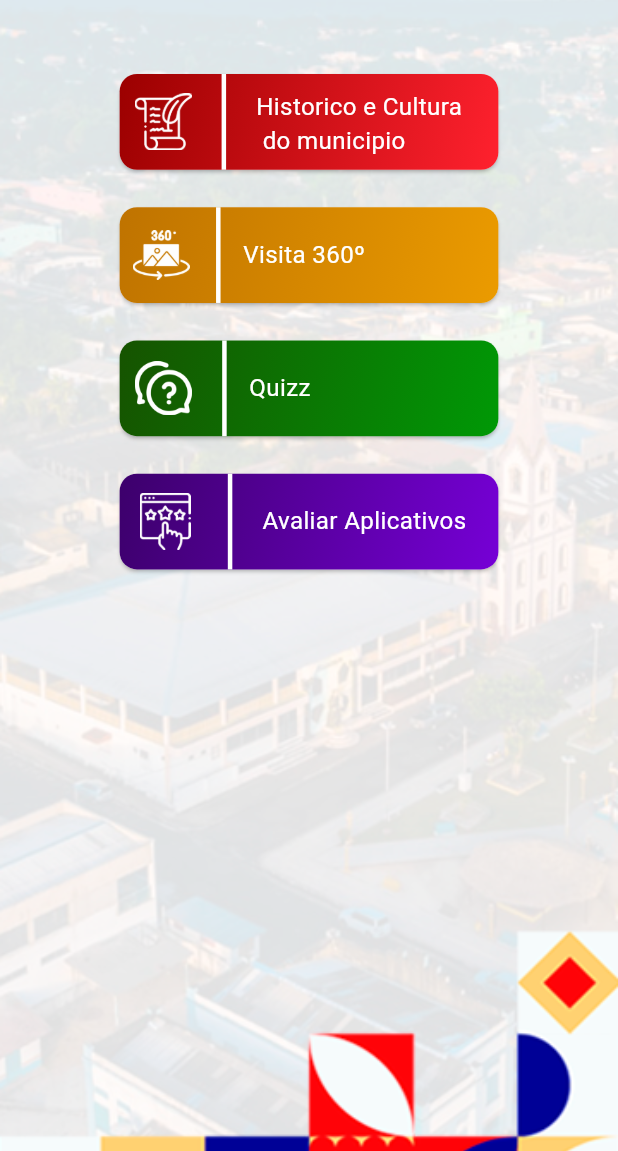
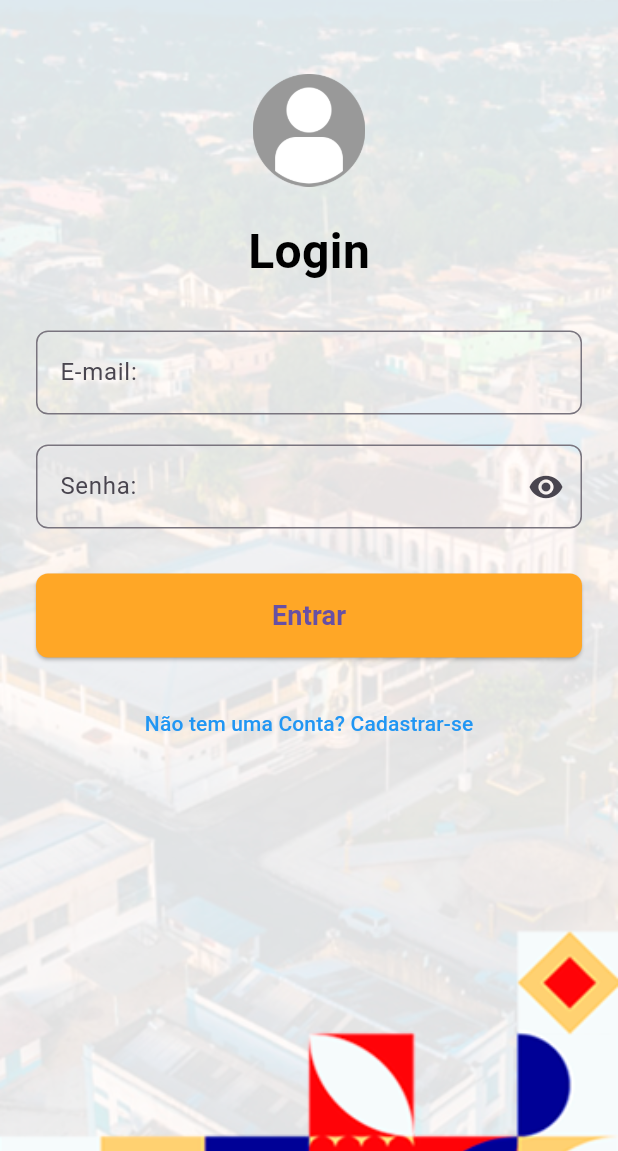
Before and after one commit to wagneroficial/museu-virtual, a Flutter app: the screen it shows after launch, on a phone screen of 412 x 824 dp, the part 85-1236 px from its top. Run offline on Flutter 3.47's test engine with Material 3 defaults, Android fonts, the light colour scheme and no system bars; Roboto replaces fonts that are missing (Montserrat).

Commit message:
feat: Tela de abertura, de login e cadastro

```diff
--- /dev/null
+++ b/lib/login.dart
@@ -0,0 +1,126 @@
+import 'package:flutter/material.dart';
+import 'package:museu/Cadastro.dart';
+import 'package:museu/home.dart';
+
+
+class LoginScreen extends StatelessWidget {
+  @override
+  Widget build(BuildContext context) {
+    return Scaffold(
+      appBar: AppBar(
+        title: Row(
+          mainAxisAlignment: MainAxisAlignment.spaceBetween,
+          children: [
+            Padding(
+              padding: const EdgeInsets.only(top: 5, left: 20, bottom: 5),
+              child: Image.asset(
+                "imagens/logo.png",
+                width: 115,
+                height: 40.16,
+              ),
+            ),
+            Image.asset("imagens/menu.png")
+          ],
+        ),
+        backgroundColor: const Color(0xFF001540),
+      ),
+      body: Container(
+        width: double.infinity,
+        height: double.infinity,
+        decoration: const BoxDecoration(
+          image: DecorationImage(
+            image: AssetImage("imagens/fundo.png"),
+            fit: BoxFit.cover,
+          ),
+        ),
+        child: SingleChildScrollView(
+          padding: const EdgeInsets.symmetric(horizontal: 24.0),
+          child: Column(
+            crossAxisAlignment: CrossAxisAlignment.center,
+            children: [
+              const SizedBox(height: 50),
+              Image.asset(
+                'imagens/perfil.png',
+                width: 75,
+                height: 75,
+              ),
+              const SizedBox(height: 20),
+              const Text(
+                'Login',
+                style: TextStyle(
+                  fontFamily: 'Montserrat',
+                  fontWeight: FontWeight.bold,
+                  fontSize: 32,
+                  color: Colors.black,
+                ),
+              ),
+              const SizedBox(height: 30),
+              TextField(
+                decoration: InputDecoration(
+                  labelText: 'E-mail:',
+                  hintText: 'Digite seu e-mail',
+                  border: OutlineInputBorder(
+                    borderRadius: BorderRadius.circular(8.0),
+                  ),
+                ),
+              ),
+              const SizedBox(height: 20),
+              TextField(
+                decoration: InputDecoration(
+                  labelText: 'Senha:',
+                  hintText: 'Digite sua senha',
+                  border: OutlineInputBorder(
+                    borderRadius: BorderRadius.circular(8.0),
+                  ),
+                  suffixIcon: Icon(Icons.visibility),
+                ),
+                obscureText: true,
+              ),
+              const SizedBox(height: 10),
+              const SizedBox(height: 20),
+              SizedBox(
+                width: double.infinity,
+                child: ElevatedButton(
+                  onPressed: () {
+                    Navigator.pushReplacement(
+                      context,
+                      MaterialPageRoute(builder: (context) => Home()),
+                    );
+                  },
+                  style: ElevatedButton.styleFrom(
+                    backgroundColor: Color(0xFFFFA726),
+                    padding: EdgeInsets.symmetric(vertical: 15.0),
+                    shape: RoundedRectangleBorder(
+                      borderRadius: BorderRadius.circular(8.0),
+                    ),
+                  ),
+                  child: const Text(
+                    'Entrar',
+                    style: TextStyle(
+                      fontFamily: 'Montserrat',
+                      fontWeight: FontWeight.bold,
+                      fontSize: 18,
+                    ),
+                  ),
+                ),
+              ),
+              const SizedBox(height: 20),
+              TextButton(
+                onPressed: () {
+                  Navigator.push(
+                    context,
+                    MaterialPageRoute(builder: (context) => CadastroScreen()),
+                  );
+                },
+                child: const Text(
+                  'Não tem uma Conta? Cadastrar-se',
+                  style: TextStyle(color: Colors.blue),
+                ),
+              ),
+            ],
+          ),
+        ),
+      ),
+    );
+  }
+}
--- a/lib/main.dart
+++ b/lib/main.dart
@@ -1,9 +1,17 @@
 import 'package:flutter/material.dart';
-import 'home.dart';
+import 'package:museu/abertura.dart';
+
 
 void main() {
-  runApp(const MaterialApp(
-    home: Home(),
-    debugShowCheckedModeBanner: false,
-  ));
+  runApp(MyApp());
 }
+
+class MyApp extends StatelessWidget {
+  @override
+  Widget build(BuildContext context) {
+    return MaterialApp(
+      home: SplashScreen(),
+       debugShowCheckedModeBanner: false,
+    );
+  }
+}
--- a/pubspec.yaml
+++ b/pubspec.yaml
@@ -1,9 +1,6 @@
 name: museu
 description: A new Flutter project.
-# The following line prevents the package from being accidentally published to
-# pub.dev using `flutter pub publish`. This is preferred for private packages.
-publish_to: 'none' # Remove this line if you wish to publish to pub.dev
-
+publish_to: 'none'
 # The following defines the version and build number for your application.
 # A version number is three numbers separated by dots, like 1.2.43
 # followed by an optional build number separated by a +.
```
Also changed, not shown: lib/Cadastro.dart (added, +161 -0 lines), lib/abertura.dart (added, +59 -0 lines), lib/home.dart (+8 -2 lines), imagens/fundoAbertura.png (added), imagens/logo2.png (added), imagens/perfil.png (added).
